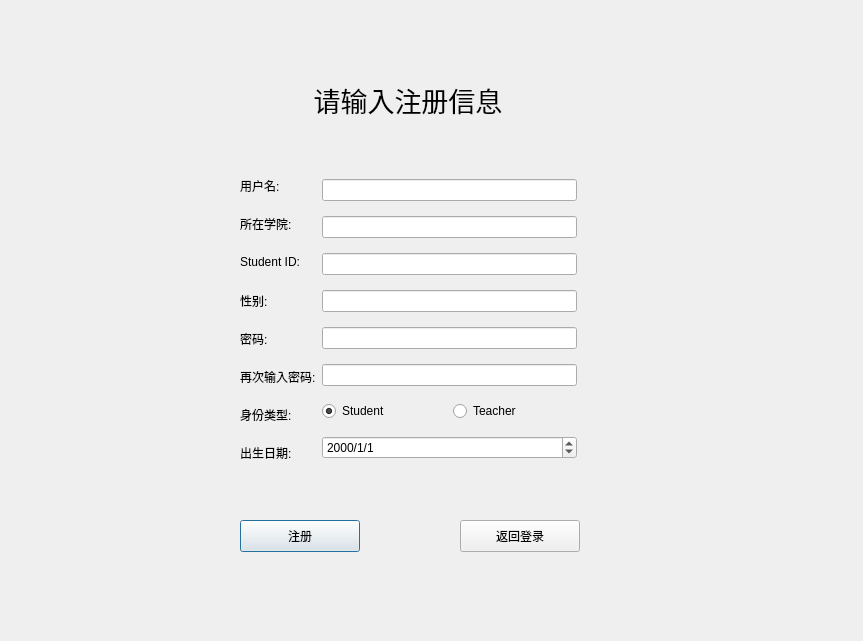
The window that Jobs-of-SoftwareEngineer/Codeing/Scut/signup.ui (CSLP/CPP) describes before a commit, drawn with Qt 5.
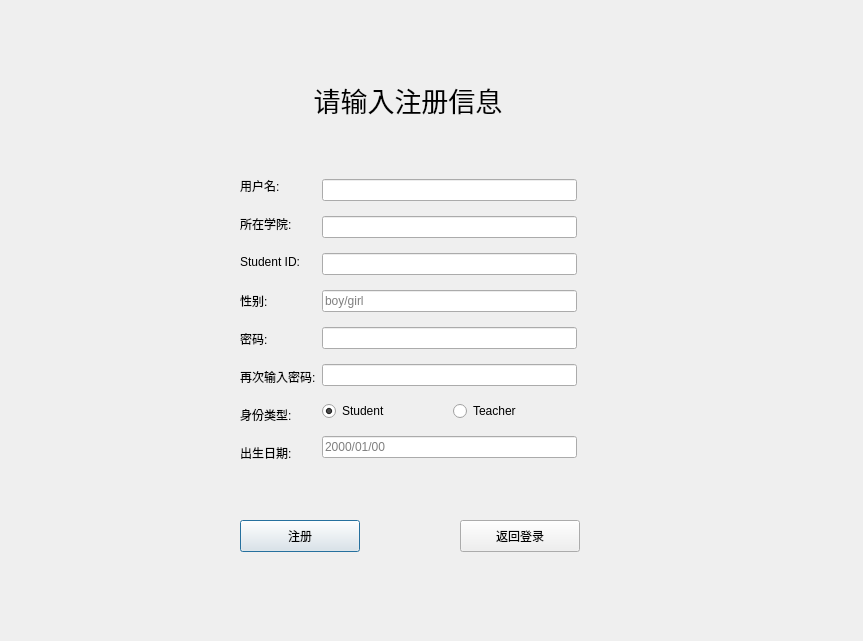
The same window after the commit.

The edit to the form file:
```diff
--- a/Jobs-of-SoftwareEngineer/Codeing/Scut/signup.ui
+++ b/Jobs-of-SoftwareEngineer/Codeing/Scut/signup.ui
@@ -140,7 +140,11 @@
        <widget class="QLineEdit" name="idLineEdit"/>
       </item>
       <item>
-       <widget class="QLineEdit" name="genderLineEdit"/>
+       <widget class="QLineEdit" name="genderLineEdit">
+        <property name="placeholderText">
+         <string>boy/girl</string>
+        </property>
+       </widget>
       </item>
       <item>
        <widget class="QLineEdit" name="pwd1LineEdit">
@@ -178,9 +182,9 @@
        </layout>
       </item>
       <item>
-       <widget class="QDateEdit" name="dateEdit">
-        <property name="displayFormat">
-         <string>yyyy/M/d</string>
+       <widget class="QLineEdit" name="birLineEdit">
+        <property name="placeholderText">
+         <string>2000/01/00</string>
         </property>
        </widget>
       </item>
```
